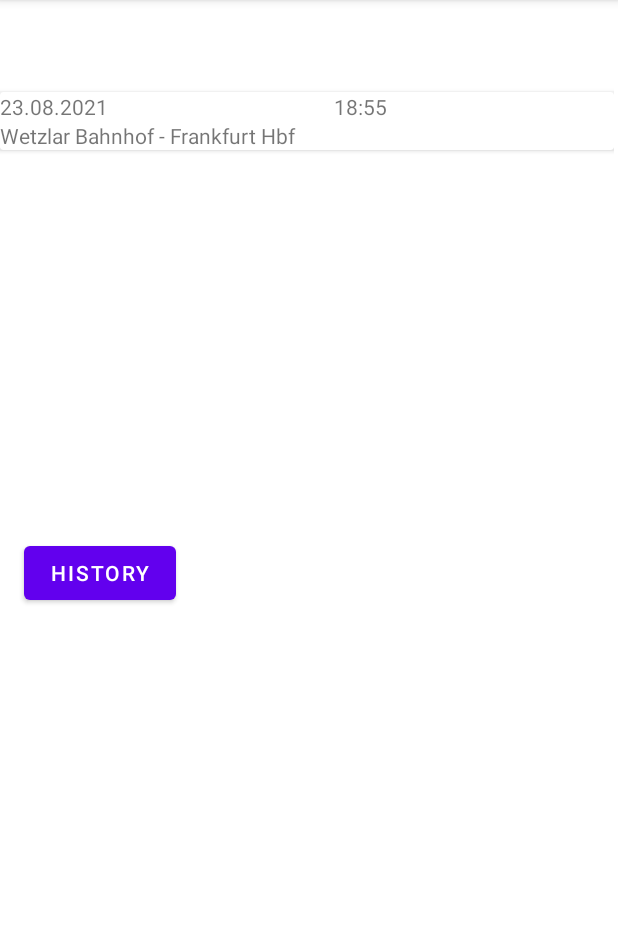
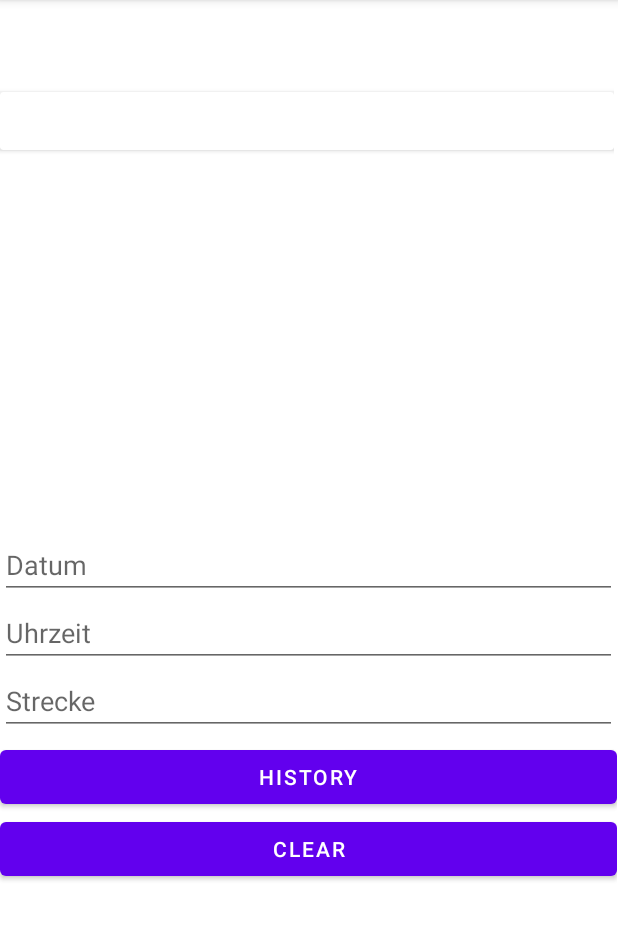
Before and after one commit to Hyphiin/thmProject_KotlinApp-simplyDrive, an Android app: the screen it shows after launch (MainActivity), after a tap on "HISTORY", on a phone screen of 412 x 824 dp, the part 84-1024 px from its top. Run offline under Robolectric (Android 15) with nearby library versions, the phone set to English and light mode, and no system bars; our stand-ins replace Firebase (no records; nobody signed in at launch, a user with empty details on screens opened directly); libraries missing offline, so code that uses them is left out: de.thm.mow.

Commit message:
Db.get() funktioniert

```diff
--- a/app/src/main/java/de/thm/mow/felixwegener/simplydrive/LatHisAdapter.kt
+++ b/app/src/main/java/de/thm/mow/felixwegener/simplydrive/LatHisAdapter.kt
@@ -5,13 +5,12 @@ import android.util.Log
 import android.view.LayoutInflater
 import android.view.View
 import android.view.ViewGroup
-import android.widget.Toast
 import androidx.recyclerview.widget.RecyclerView
 import com.google.firebase.firestore.ktx.firestore
 import com.google.firebase.ktx.Firebase
 import kotlinx.android.synthetic.main.item_latest_history.view.*
 
-class LatHisAdapter (
+class LatHisAdapter(
     private val routes: MutableList<Route>
 ) : RecyclerView.Adapter<LatHisAdapter.LatHisViewHolder>() {
 
@@ -45,13 +44,47 @@ class LatHisAdapter (
             }
     }
 
+    fun clearDB() {
+        val db = Firebase.firestore
+
+        db.collection("routes").get().addOnSuccessListener { result ->
+            for (document in result) {
+                document.reference.delete()
+            }
+        }
+    }
+
+    // next step -> just show local routes Array, then on initial load, get all routes of user
+    // oder immer nur letztes Item bekommen und anzeigen
     override fun onBindViewHolder(holder: LatHisViewHolder, position: Int) {
-        val curLatHis = routes[position]
-        holder.itemView.apply{
-            tvLHdate.text = curLatHis.date
-            tvLHtime.text = curLatHis.time
-            tvLHroute.text = curLatHis.route
+        val db = Firebase.firestore
+        db.collection("routes")
+            .get()
+            .addOnSuccessListener { result ->
+                for (document in result) {
+                    Log.d(TAG, "${document.id} => ${document.data}")
+
+                    holder.itemView.apply {
+                        tvLHdate.text = document.data.getValue("date").toString()
+                        tvLHtime.text = document.data.getValue("time").toString()
+                        tvLHroute.text = document.data.getValue("route").toString()
                     }
+                }
+            }
+            .addOnFailureListener { exception ->
+                Log.w(TAG, "Error getting documents.", exception)
+            }
+
+        /*
+        val rTable = routes[position]
+        holder.itemView.apply {
+            tvLHdate.text = rTable.date
+            tvLHtime.text = rTable.time
+            tvLHroute.text = rTable.route
+        }
+        */
+
+
     }
 
     override fun getItemCount(): Int {
--- a/app/src/main/java/de/thm/mow/felixwegener/simplydrive/MainActivity.kt
+++ b/app/src/main/java/de/thm/mow/felixwegener/simplydrive/MainActivity.kt
@@ -3,6 +3,8 @@ package de.thm.mow.felixwegener.simplydrive
 import androidx.appcompat.app.AppCompatActivity
 import android.os.Bundle
 import android.view.MenuItem
+import android.view.View
+import android.widget.EditText
 import android.widget.Toast
 import androidx.appcompat.app.ActionBarDrawerToggle
 import androidx.drawerlayout.widget.DrawerLayout
@@ -16,6 +18,9 @@ class MainActivity : AppCompatActivity() {
 
     private lateinit var latHisAdapter: LatHisAdapter
 
+    lateinit var dateInput: EditText
+    lateinit var timeInput: EditText
+    lateinit var routeInput: EditText
 
     override fun onCreate(savedInstanceState: Bundle?) {
 
@@ -77,6 +82,10 @@ class MainActivity : AppCompatActivity() {
         bShowHistory.setOnClickListener {
             addDBEntry()
         }
+
+        clearHistory.setOnClickListener {
+            clearDB()
+        }
     }
 
     override fun onOptionsItemSelected(item: MenuItem): Boolean {
@@ -89,12 +98,21 @@ class MainActivity : AppCompatActivity() {
     }
 
     private fun addDBEntry() {
-        val date = "23.08.2021"
-        val time = "18:55"
-        val route = "Wetzlar Bahnhof - Frankfurt Hbf"
+
+        dateInput = findViewById<View>(R.id.DateInput) as EditText
+        timeInput = findViewById<View>(R.id.TimeInput) as EditText
+        routeInput = findViewById<View>(R.id.RouteInput) as EditText
+
+        val date = dateInput.text.toString()
+        val time = timeInput.text.toString()
+        val route = routeInput.text.toString()
 
         val newRoute = Route(date, time, route)
         latHisAdapter.addHistory(newRoute)
     }
 
+    private fun clearDB() {
+        latHisAdapter.clearDB()
+    }
+
 }
--- a/app/src/main/res/layout/activity_main.xml
+++ b/app/src/main/res/layout/activity_main.xml
@@ -37,15 +37,50 @@
 
         </LinearLayout>
 
-        <Button
-            android:id="@+id/bShowHistory"
-            android:layout_width="101dp"
-            android:layout_height="48dp"
-            android:layout_marginStart="16dp"
-            android:layout_marginTop="4dp"
-            android:text="History"
-            app:layout_constraintStart_toStartOf="parent"
-            app:layout_constraintTop_toBottomOf="@+id/linearLayout" />
+        <LinearLayout
+            android:layout_width="411dp"
+            android:layout_height="339dp"
+            android:orientation="vertical"
+            app:layout_constraintTop_toBottomOf="@+id/linearLayout"
+            tools:layout_editor_absoluteX="0dp">
+
+            <EditText
+                android:id="@+id/DateInput"
+                android:layout_width="match_parent"
+                android:layout_height="wrap_content"
+                android:ems="10"
+                android:hint="Datum"
+                android:inputType="textPersonName" />
+
+            <EditText
+                android:id="@+id/TimeInput"
+                android:layout_width="match_parent"
+                android:layout_height="wrap_content"
+                android:ems="10"
+                android:hint="Uhrzeit"
+                android:inputType="textPersonName" />
+
+            <EditText
+                android:id="@+id/RouteInput"
+                android:layout_width="match_parent"
+                android:layout_height="wrap_content"
+                android:ems="10"
+                android:hint="Strecke"
+                android:inputType="textPersonName" />
+
+            <Button
+                android:id="@+id/bShowHistory"
+                android:layout_width="match_parent"
+                android:layout_height="wrap_content"
+                android:layout_marginTop="4dp"
+                android:text="History" />
+
+            <Button
+                android:id="@+id/clearHistory"
+                android:layout_width="match_parent"
+                android:layout_height="wrap_content"
+                android:text="Clear" />
+        </LinearLayout>
 
     </androidx.constraintlayout.widget.ConstraintLayout>
 
```
Lines whose indentation alone changed are shown as unchanged.
